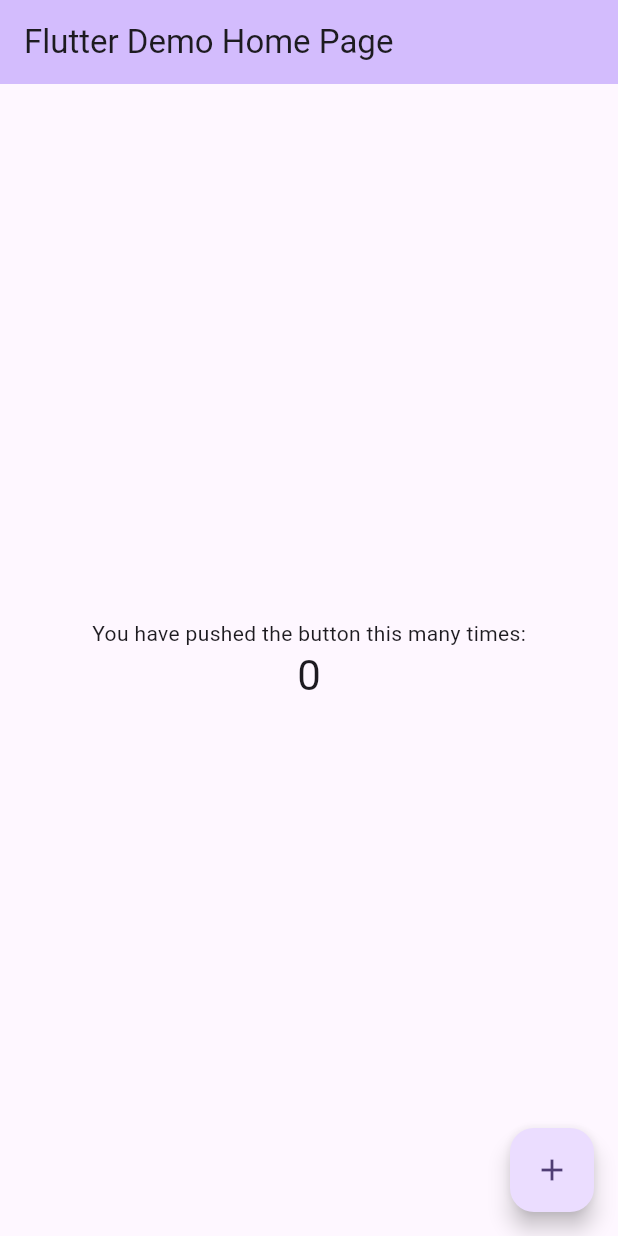
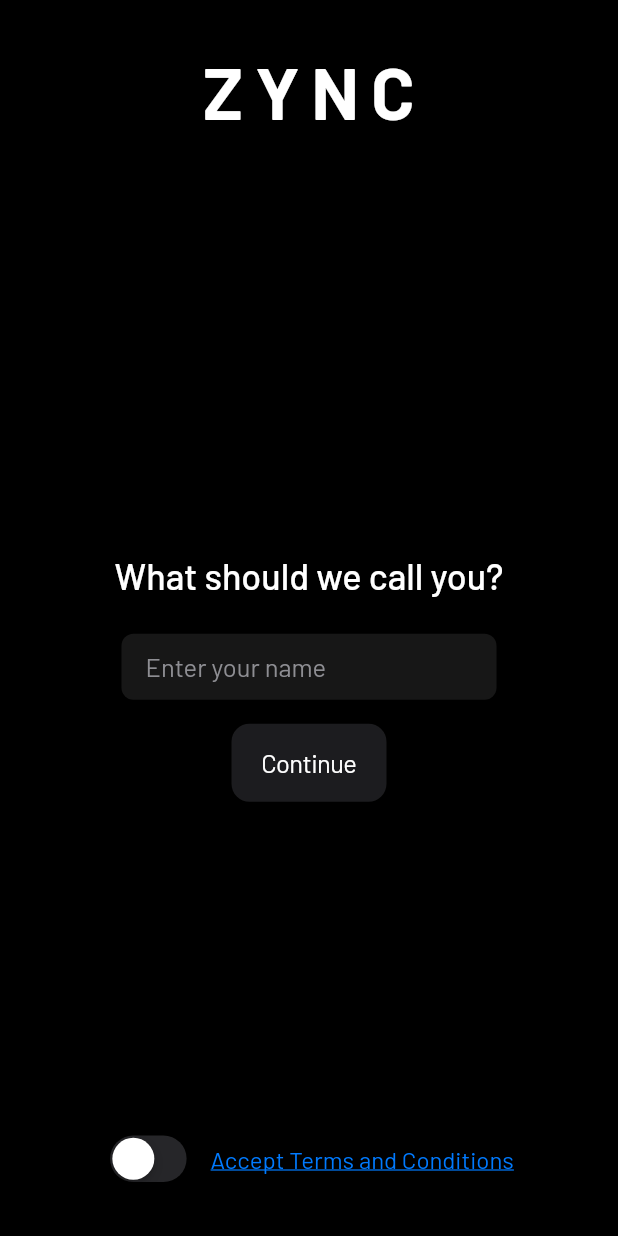
Before and after one commit to 00ROHIT00/ZYNC-App, a Flutter app: the screen it shows after launch, on a phone screen of 412 x 824 dp. Run offline on Flutter 3.47's test engine with Material 3 defaults, Android fonts, the light colour scheme and no system bars; our stand-ins replace shared_preferences.

Commit message:
Changed fonts, added more screens

```diff
--- a/lib/main.dart
+++ b/lib/main.dart
@@ -1,122 +1,326 @@
-import 'package:flutter/material.dart';
+import 'package:flutter/cupertino.dart';
+import 'dart:async';
+import 'package:shared_preferences/shared_preferences.dart';
 
-void main() {
-  runApp(const MyApp());
+void main() async {
+  WidgetsFlutterBinding.ensureInitialized();
+  final prefs = await SharedPreferences.getInstance();
+  final greeted = prefs.getBool('greeted') ?? false;
+  runApp(MyApp(greeted: greeted));
 }
 
 class MyApp extends StatelessWidget {
-  const MyApp({super.key});
+  final bool greeted;
+  const MyApp({super.key, required this.greeted});
 
-  // This widget is the root of your application.
   @override
   Widget build(BuildContext context) {
-    return MaterialApp(
-      title: 'Flutter Demo',
-      theme: ThemeData(
-        // This is the theme of your application.
-        //
-        // TRY THIS: Try running your application with "flutter run". You'll see
-        // the application has a purple toolbar. Then, without quitting the app,
-        // try changing the seedColor in the colorScheme below to Colors.green
-        // and then invoke "hot reload" (save your changes or press the "hot
-        // reload" button in a Flutter-supported IDE, or press "r" if you used
-        // the command line to start the app).
-        //
-        // Notice that the counter didn't reset back to zero; the application
-        // state is not lost during the reload. To reset the state, use hot
-        // restart instead.
-        //
-        // This works for code too, not just values: Most code changes can be
-        // tested with just a hot reload.
-        colorScheme: ColorScheme.fromSeed(seedColor: Colors.deepPurple),
+    return CupertinoApp(
+      title: 'ZYNC',
+      theme: const CupertinoThemeData(
+        brightness: Brightness.dark,
+        primaryColor: CupertinoColors.activeBlue,
+        scaffoldBackgroundColor: CupertinoColors.black,
+        textTheme: CupertinoTextThemeData(
+          textStyle: TextStyle(
+            color: CupertinoColors.white,
+            fontSize: 17,
+            fontFamily: 'Barlow',
+          ),
+        ),
       ),
-      home: const MyHomePage(title: 'Flutter Demo Home Page'),
+      home: greeted ? const HomeScreen() : const SplashScreen(),
+      debugShowCheckedModeBanner: false,
     );
   }
 }
 
-class MyHomePage extends StatefulWidget {
-  const MyHomePage({super.key, required this.title});
-
-  // This widget is the home page of your application. It is stateful, meaning
-  // that it has a State object (defined below) that contains fields that affect
-  // how it looks.
-
-  // This class is the configuration for the state. It holds the values (in this
-  // case the title) provided by the parent (in this case the App widget) and
-  // used by the build method of the State. Fields in a Widget subclass are
-  // always marked "final".
-
-  final String title;
+class SplashScreen extends StatefulWidget {
+  const SplashScreen({super.key});
 
   @override
-  State<MyHomePage> createState() => _MyHomePageState();
+  State<SplashScreen> createState() => _SplashScreenState();
 }
 
-class _MyHomePageState extends State<MyHomePage> {
-  int _counter = 0;
+class _SplashScreenState extends State<SplashScreen>
+    with SingleTickerProviderStateMixin {
+  late AnimationController _controller;
+  late Animation<double> _animation;
 
-  void _incrementCounter() {
-    setState(() {
-      // This call to setState tells the Flutter framework that something has
-      // changed in this State, which causes it to rerun the build method below
-      // so that the display can reflect the updated values. If we changed
-      // _counter without calling setState(), then the build method would not be
-      // called again, and so nothing would appear to happen.
-      _counter++;
+  @override
+  void initState() {
+    super.initState();
+    _controller = AnimationController(
+      duration: const Duration(seconds: 2),
+      vsync: this,
+    );
+    _animation = Tween<double>(
+      begin: 0.0,
+      end: 1.0,
+    ).animate(CurvedAnimation(parent: _controller, curve: Curves.easeInOut));
+    _controller.forward();
+    _controller.addStatusListener((status) {
+      if (status == AnimationStatus.completed) {
+        Future.delayed(const Duration(seconds: 1), () {
+          _controller.reverse();
+        });
+      } else if (status == AnimationStatus.dismissed) {
+        Navigator.of(context).pushReplacement(
+          CupertinoPageRoute(builder: (_) => const GreetingScreen()),
+        );
+      }
     });
   }
 
   @override
+  void dispose() {
+    _controller.dispose();
+    super.dispose();
+  }
+
+  @override
   Widget build(BuildContext context) {
-    // This method is rerun every time setState is called, for instance as done
-    // by the _incrementCounter method above.
-    //
-    // The Flutter framework has been optimized to make rerunning build methods
-    // fast, so that you can just rebuild anything that needs updating rather
-    // than having to individually change instances of widgets.
-    return Scaffold(
-      appBar: AppBar(
-        // TRY THIS: Try changing the color here to a specific color (to
-        // Colors.amber, perhaps?) and trigger a hot reload to see the AppBar
-        // change color while the other colors stay the same.
-        backgroundColor: Theme.of(context).colorScheme.inversePrimary,
-        // Here we take the value from the MyHomePage object that was created by
-        // the App.build method, and use it to set our appbar title.
-        title: Text(widget.title),
+    return CupertinoPageScaffold(
+      backgroundColor: CupertinoColors.black,
+      child: Center(
+        child: FadeTransition(
+          opacity: _animation,
+          child: const Text(
+            'ZYNC',
+            style: TextStyle(
+              color: CupertinoColors.white,
+              fontSize: 48,
+              fontWeight: FontWeight.bold,
+              letterSpacing: 8,
+              fontFamily: 'Barlow',
+            ),
+          ),
+        ),
       ),
-      body: Center(
-        // Center is a layout widget. It takes a single child and positions it
-        // in the middle of the parent.
-        child: Column(
-          // Column is also a layout widget. It takes a list of children and
-          // arranges them vertically. By default, it sizes itself to fit its
-          // children horizontally, and tries to be as tall as its parent.
-          //
-          // Column has various properties to control how it sizes itself and
-          // how it positions its children. Here we use mainAxisAlignment to
-          // center the children vertically; the main axis here is the vertical
-          // axis because Columns are vertical (the cross axis would be
-          // horizontal).
-          //
-          // TRY THIS: Invoke "debug painting" (choose the "Toggle Debug Paint"
-          // action in the IDE, or press "p" in the console), to see the
-          // wireframe for each widget.
-          mainAxisAlignment: MainAxisAlignment.center,
-          children: <Widget>[
-            const Text('You have pushed the button this many times:'),
-            Text(
-              '$_counter',
-              style: Theme.of(context).textTheme.headlineMedium,
+    );
+  }
+}
+
+class GreetingScreen extends StatefulWidget {
+  const GreetingScreen({super.key});
+
+  @override
+  State<GreetingScreen> createState() => _GreetingScreenState();
+}
+
+class _GreetingScreenState extends State<GreetingScreen> {
+  final TextEditingController _controller = TextEditingController();
+  String? _greetedName;
+  bool _acceptedTerms = false;
+  bool _loading = false;
+
+  void _submit() async {
+    final name = _controller.text.trim();
+    if (name.isNotEmpty && _acceptedTerms) {
+      setState(() {
+        _loading = true;
+      });
+      final prefs = await SharedPreferences.getInstance();
+      await prefs.setBool('greeted', true);
+      await prefs.setString('username', name);
+      setState(() {
+        _greetedName = name;
+        _loading = false;
+      });
+      // Optionally, navigate to HomeScreen after greeting
+      Future.delayed(const Duration(seconds: 1), () {
+        Navigator.of(context).pushReplacement(
+          CupertinoPageRoute(builder: (_) => const HomeScreen()),
+        );
+      });
+    }
+  }
+
+  bool get _canContinue =>
+      _controller.text.trim().isNotEmpty && _acceptedTerms && !_loading;
+
+  void _openTerms() {
+    // Show a Cupertino dialog or push a new page with terms
+    showCupertinoDialog(
+      context: context,
+      builder: (context) => CupertinoAlertDialog(
+        title: const Text('Terms and Conditions'),
+        content: const Text('Here are the terms and conditions...'),
+        actions: [
+          CupertinoDialogAction(
+            child: const Text('Close'),
+            onPressed: () => Navigator.of(context).pop(),
+          ),
+        ],
+      ),
+    );
+  }
+
+  @override
+  Widget build(BuildContext context) {
+    return CupertinoPageScaffold(
+      backgroundColor: CupertinoColors.black,
+      child: SafeArea(
+        child: Stack(
+          children: [
+            // ZYNC at the top
+            Positioned(
+              top: 32,
+              left: 0,
+              right: 0,
+              child: Center(
+                child: Text(
+                  'ZYNC',
+                  style: const TextStyle(
+                    color: CupertinoColors.white,
+                    fontSize: 48,
+                    fontWeight: FontWeight.bold,
+                    letterSpacing: 8,
+                    fontFamily: 'Barlow',
+                  ),
+                ),
+              ),
             ),
+            // Main content
+            Center(
+              child: _greetedName == null
+                  ? Column(
+                      mainAxisSize: MainAxisSize.min,
+                      children: [
+                        const SizedBox(height: 80),
+                        const Text(
+                          'What should we call you?',
+                          style: TextStyle(
+                            color: CupertinoColors.white,
+                            fontSize: 24,
+                            fontWeight: FontWeight.w500,
+                            fontFamily: 'Barlow',
+                          ),
+                        ),
+                        const SizedBox(height: 24),
+                        SizedBox(
+                          width: 250,
+                          child: CupertinoTextField(
+                            controller: _controller,
+                            placeholder: 'Enter your name',
+                            style: const TextStyle(
+                              color: CupertinoColors.white,
+                              fontFamily: 'Barlow',
+                            ),
+                            placeholderStyle: const TextStyle(
+                              color: CupertinoColors.systemGrey,
+                              fontFamily: 'Barlow',
+                            ),
+                            padding: const EdgeInsets.symmetric(
+                              vertical: 12,
+                              horizontal: 16,
+                            ),
+                            decoration: BoxDecoration(
+                              color: CupertinoColors.darkBackgroundGray,
+                              borderRadius: BorderRadius.circular(8),
+                            ),
+                            onChanged: (_) => setState(() {}),
+                            onSubmitted: (_) => _submit(),
+                          ),
+                        ),
+                        const SizedBox(height: 16),
+                        CupertinoButton.filled(
+                          onPressed: _canContinue ? _submit : null,
+                          child: _loading
+                              ? const CupertinoActivityIndicator()
+                              : const Text(
+                                  'Continue',
+                                  style: TextStyle(fontFamily: 'Barlow'),
+                                ),
+                        ),
+                      ],
+                    )
+                  : Column(
+                      mainAxisSize: MainAxisSize.min,
+                      children: [
+                        const SizedBox(height: 80),
+                        Text(
+                          'Hello, $_greetedName!',
+                          style: const TextStyle(
+                            color: CupertinoColors.white,
+                            fontSize: 28,
+                            fontWeight: FontWeight.bold,
+                            fontFamily: 'Barlow',
+                          ),
+                        ),
+                        const SizedBox(height: 12),
+                        const Text(
+                          'Welcome to ZYNC.',
+                          style: TextStyle(
+                            color: CupertinoColors.systemGrey,
+                            fontSize: 18,
+                            fontFamily: 'Barlow',
+                          ),
+                        ),
+                      ],
+                    ),
+            ),
+            // Accept Terms and Conditions at the bottom
+            if (_greetedName == null)
+              Positioned(
+                left: 0,
+                right: 0,
+                bottom: 32,
+                child: Row(
+                  mainAxisAlignment: MainAxisAlignment.center,
+                  children: [
+                    CupertinoSwitch(
+                      value: _acceptedTerms,
+                      onChanged: (val) {
+                        setState(() {
+                          _acceptedTerms = val;
+                        });
+                      },
+                    ),
+                    const SizedBox(width: 12),
+                    Flexible(
+                      child: GestureDetector(
+                        onTap: _openTerms,
+                        child: const Text(
+                          'Accept Terms and Conditions',
+                          style: TextStyle(
+                            color: CupertinoColors.activeBlue,
+                            fontSize: 16,
+                            fontFamily: 'Barlow',
+                            decoration: TextDecoration.underline,
+                          ),
+                          overflow: TextOverflow.ellipsis,
+                        ),
+                      ),
+                    ),
+                  ],
+                ),
+              ),
           ],
         ),
       ),
-      floatingActionButton: FloatingActionButton(
-        onPressed: _incrementCounter,
-        tooltip: 'Increment',
-        child: const Icon(Icons.add),
-      ), // This trailing comma makes auto-formatting nicer for build methods.
     );
   }
 }
+
+class HomeScreen extends StatelessWidget {
+  const HomeScreen({super.key});
+
+  @override
+  Widget build(BuildContext context) {
+    return CupertinoPageScaffold(
+      backgroundColor: CupertinoColors.black,
+      child: Center(
+        child: Text(
+          'Welcome to ZYNC!',
+          style: const TextStyle(
+            color: CupertinoColors.white,
+            fontSize: 28,
+            fontWeight: FontWeight.bold,
+            fontFamily: 'Barlow',
+          ),
+        ),
+      ),
+    );
+  }
+}
```
Also changed, not shown: pubspec.yaml (+24 -1 lines), assets/Barlow-Black.ttf (added), assets/Barlow-BlackItalic.ttf (added), assets/Barlow-Bold.ttf (added), assets/Barlow-BoldItalic.ttf (added), assets/Barlow-ExtraBold.ttf (added), assets/Barlow-ExtraBoldItalic.ttf (added), assets/Barlow-ExtraLight.ttf (added), assets/Barlow-ExtraLightItalic.ttf (added), assets/Barlow-Italic.ttf (added), assets/Barlow-Light.ttf (added), assets/Barlow-LightItalic.ttf (added), assets/Barlow-Medium.ttf (added), assets/Barlow-MediumItalic.ttf (added), 6 more files, 4 other files.
